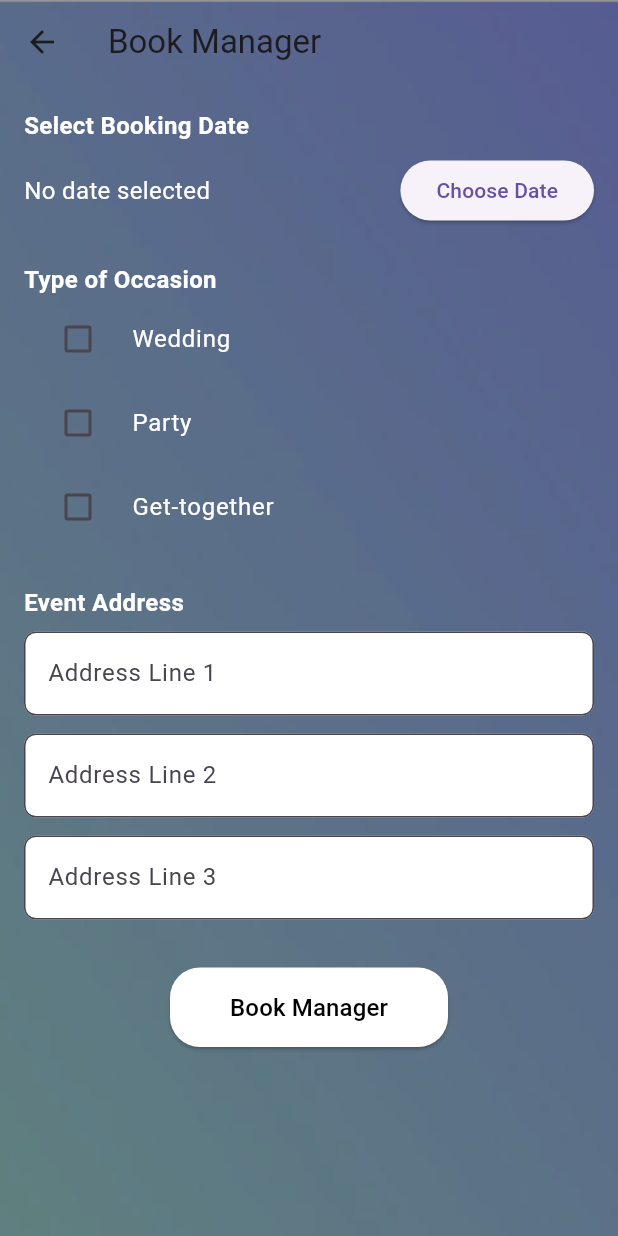
After one commit to rudrap19/eventease1, a Flutter app: the ManagerBookingForm screen opened directly, on a phone screen of 412 x 824 dp. The commit adds this screen. Run offline on Flutter 3.47's test engine with Material 3 defaults, Android fonts, the phone set to English and light mode, and no system bars; our stand-ins replace carousel_slider, cloud_firestore, firebase_auth, firebase_core, firebase_storage, fluttertoast and 2 more; accounts and stored records are empty.

Commit message:
commit 26

```diff
--- /dev/null
+++ b/lib/ManagerBookingForm.dart
@@ -0,0 +1,176 @@
+import 'package:flutter/material.dart';
+
+class ManagerBookingForm extends StatefulWidget {
+  const ManagerBookingForm({Key? key}) : super(key: key);
+
+  @override
+  _ManagerBookingFormState createState() => _ManagerBookingFormState();
+}
+
+class _ManagerBookingFormState extends State<ManagerBookingForm> {
+  DateTime? _selectedDate;
+  final Map<String, bool> _occasions = {
+    'Wedding': false,
+    'Party': false,
+    'Get-together': false,
+  };
+  final TextEditingController _address1Controller = TextEditingController();
+  final TextEditingController _address2Controller = TextEditingController();
+  final TextEditingController _address3Controller = TextEditingController();
+
+  @override
+  void dispose() {
+    _address1Controller.dispose();
+    _address2Controller.dispose();
+    _address3Controller.dispose();
+    super.dispose();
+  }
+
+  Future<void> _selectDate(BuildContext context) async {
+    final DateTime now = DateTime.now();
+    final DateTime? picked = await showDatePicker(
+      context: context,
+      initialDate: _selectedDate ?? now,
+      firstDate: now,
+      lastDate: DateTime(now.year + 5),
+    );
+    if (picked != null) {
+      setState(() {
+        _selectedDate = picked;
+      });
+    }
+  }
+
+  void _submitForm() {
+    // TODO: integrate booking logic
+    ScaffoldMessenger.of(context).showSnackBar(
+      const SnackBar(content: Text('Manager booking submitted')),
+    );
+  }
+
+  @override
+  Widget build(BuildContext context) {
+    return Scaffold(
+      extendBodyBehindAppBar: true,
+      appBar: AppBar(
+        title: const Text('Book Manager'),
+        backgroundColor: Colors.transparent,
+        elevation: 0,
+      ),
+      body: Stack(
+        children: [
+          Container(
+            decoration: const BoxDecoration(
+              image: DecorationImage(
+                image: AssetImage('assets/bg.png'),
+                fit: BoxFit.cover,
+              ),
+            ),
+          ),
+          Container(color: Colors.black.withOpacity(0.4)),
+          SafeArea(
+            child: SingleChildScrollView(
+              padding: const EdgeInsets.all(16),
+              child: Column(
+                crossAxisAlignment: CrossAxisAlignment.start,
+                children: [
+                  const Text(
+                    'Select Booking Date',
+                    style: TextStyle(fontSize: 16, fontWeight: FontWeight.bold, color: Colors.white),
+                  ),
+                  const SizedBox(height: 8),
+                  Row(
+                    children: [
+                      Expanded(
+                        child: Text(
+                          _selectedDate != null
+                              ? '${_selectedDate!.day}/${_selectedDate!.month}/${_selectedDate!.year}'
+                              : 'No date selected',
+                          style: const TextStyle(fontSize: 16, color: Colors.white),
+                        ),
+                      ),
+                      ElevatedButton(
+                        onPressed: () => _selectDate(context),
+                        child: const Text('Choose Date'),
+                      ),
+                    ],
+                  ),
+                  const SizedBox(height: 24),
+                  const Text(
+                    'Type of Occasion',
+                    style: TextStyle(fontSize: 16, fontWeight: FontWeight.bold, color: Colors.white),
+                  ),
+                  ..._occasions.keys.map((occasion) {
+                    return CheckboxListTile(
+                      title: Text(
+                        occasion,
+                        style: const TextStyle(color: Colors.white),
+                      ),
+                      value: _occasions[occasion],
+                      onChanged: (val) {
+                        setState(() {
+                          _occasions[occasion] = val ?? false;
+                        });
+                      },
+                      controlAffinity: ListTileControlAffinity.leading,
+                    );
+                  }),
+                  const SizedBox(height: 24),
+                  const Text(
+                    'Event Address',
+                    style: TextStyle(fontSize: 16, fontWeight: FontWeight.bold, color: Colors.white),
+                  ),
+                  const SizedBox(height: 8),
+                  TextField(
+                    controller: _address1Controller,
+                    decoration: InputDecoration(
+                      hintText: 'Address Line 1',
+                      filled: true,
+                      fillColor: Colors.white,
+                      border: OutlineInputBorder(borderRadius: BorderRadius.circular(8)),
+                    ),
+                  ),
+                  const SizedBox(height: 12),
+                  TextField(
+                    controller: _address2Controller,
+                    decoration: InputDecoration(
+                      hintText: 'Address Line 2',
+                      filled: true,
+                      fillColor: Colors.white,
+                      border: OutlineInputBorder(borderRadius: BorderRadius.circular(8)),
+                    ),
+                  ),
+                  const SizedBox(height: 12),
+                  TextField(
+                    controller: _address3Controller,
+                    decoration: InputDecoration(
+                      hintText: 'Address Line 3',
+                      filled: true,
+                      fillColor: Colors.white,
+                      border: OutlineInputBorder(borderRadius: BorderRadius.circular(8)),
+                    ),
+                  ),
+                  const SizedBox(height: 32),
+                  Center(
+                    child: ElevatedButton(
+                      onPressed: _submitForm,
+                      style: ElevatedButton.styleFrom(
+                        backgroundColor: Colors.white,
+                        foregroundColor: Colors.black,
+                        padding: const EdgeInsets.symmetric(horizontal: 40, vertical: 15),
+                        shape: RoundedRectangleBorder(
+                          borderRadius: BorderRadius.circular(20),
+                        ),
+                      ),
+                      child: const Text('Book Manager', style: TextStyle(fontSize: 16)),
+                    ),
+                  ),
+                ],
+              ),
+            ),
+          ),
+        ],
+      ),
+    );
+  }
+}
--- a/lib/ManagerDesc.dart
+++ b/lib/ManagerDesc.dart
@@ -1,6 +1,7 @@
 import 'package:flutter/material.dart';
 import 'package:carousel_slider/carousel_slider.dart';
 import '../RegistrationPage.dart';
+import 'ManagerBookingForm.dart';
 
 class ManagerDesc extends StatelessWidget {
   final Map<String, dynamic> managerData;
@@ -83,9 +84,9 @@ class ManagerDesc extends StatelessWidget {
                 Center(
                   child: ElevatedButton(
                     onPressed: () {
-                      //Navigator.push(
-                       // context,
-                       // MaterialPageRoute(builder: (context) => const RegistrationPage()),);
+                      Navigator.push(
+                        context,
+                        MaterialPageRoute(builder: (context) => const ManagerBookingForm()),);
                     },
                     style: ElevatedButton.styleFrom(
                       backgroundColor: Colors.white,
--- a/lib/RegistrationPage.dart
+++ b/lib/RegistrationPage.dart
@@ -201,9 +201,12 @@ class _RegistrationPageState extends State<RegistrationPage> {
                   _sectionTitle('Email Verification'),
                   if (!isEmailVerified)
                     TextButton(
+                      style: TextButton.styleFrom(
+                        backgroundColor: Colors.white,    // white button background
+                      ),
                       onPressed: _resendEmailVerification,
                       child: const Text('Resend verification email',
-                          style: TextStyle(color: Colors.white)),
+                          style: TextStyle(color: Colors.black)),
                     )
                   else
                     const Text('Email verified',
@@ -240,7 +243,7 @@ class _RegistrationPageState extends State<RegistrationPage> {
                   const SizedBox(height: 30),
                   Center(
                     child: ElevatedButton(
-                      onPressed: isEmailVerified && otpVerified &&
+                      onPressed: isEmailVerified &&
                           selectedDate != null
                           ? () {
                         // Here you can use `selectedServicesString`
--- a/lib/login_choice_file.dart
+++ b/lib/login_choice_file.dart
@@ -54,7 +54,7 @@ class _LoginChoicePageState extends State<LoginChoicePage> {
               child: Column(
                 mainAxisAlignment: MainAxisAlignment.center,
                 children: [
-                  Image.asset('assets/logo.png', width: 150, height: 150),
+                  Image.asset('assets/logo.png', width: 200, height: 200),
                   const SizedBox(height: 50),
 
                   // User Auth
@@ -89,7 +89,7 @@ class _LoginChoicePageState extends State<LoginChoicePage> {
 
                   const Text(
                     "Root Login",
-                    style: TextStyle(color: Colors.white, fontSize: 18),
+                    style: TextStyle(color: const Color(0xFFFFFFFF), fontSize: 18),
                   ),
                   const SizedBox(height: 10),
 
--- a/lib/venuepages/VenueDesc.dart
+++ b/lib/venuepages/VenueDesc.dart
@@ -104,7 +104,7 @@ class VenueDesc extends StatelessWidget {
                       );
                     },
                     style: ElevatedButton.styleFrom(
-                      backgroundColor: Colors.green,
+                      backgroundColor: Colors.white,
                       padding: const EdgeInsets.symmetric(horizontal: 40, vertical: 14),
                       shape: RoundedRectangleBorder(borderRadius: BorderRadius.circular(8)),
                     ),
```
